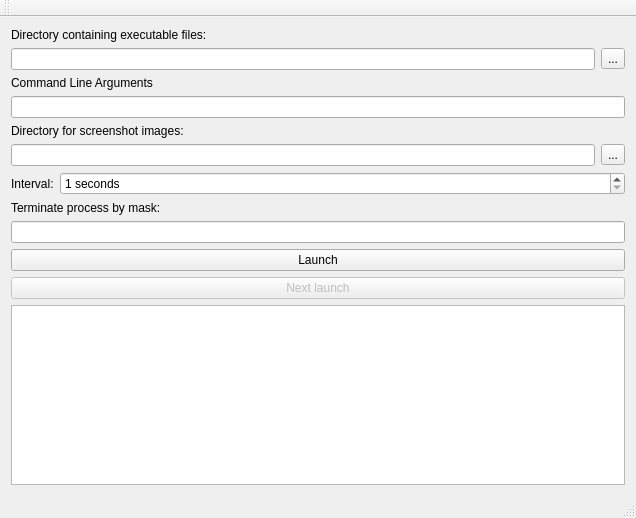
Before: the Qt Designer form mainwindow.ui in olegphpgithub/mUnit, drawn with Qt 5.
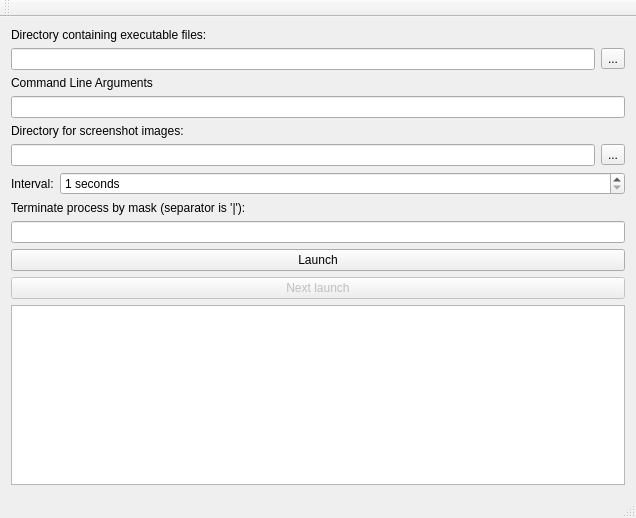
After: the same form once the commit is applied.

Commit message: Add terminate by mask ability

Diff of the .ui file:
```diff
--- a/mainwindow.ui
+++ b/mainwindow.ui
@@ -106,7 +106,7 @@
       <item>
        <widget class="QLabel" name="TerminateProcessByMaskLabel">
         <property name="text">
-         <string>Terminate process by mask:</string>
+         <string>Terminate process by mask (separator is '|'):</string>
         </property>
        </widget>
       </item>
```
The commit also changes 1 other file.
